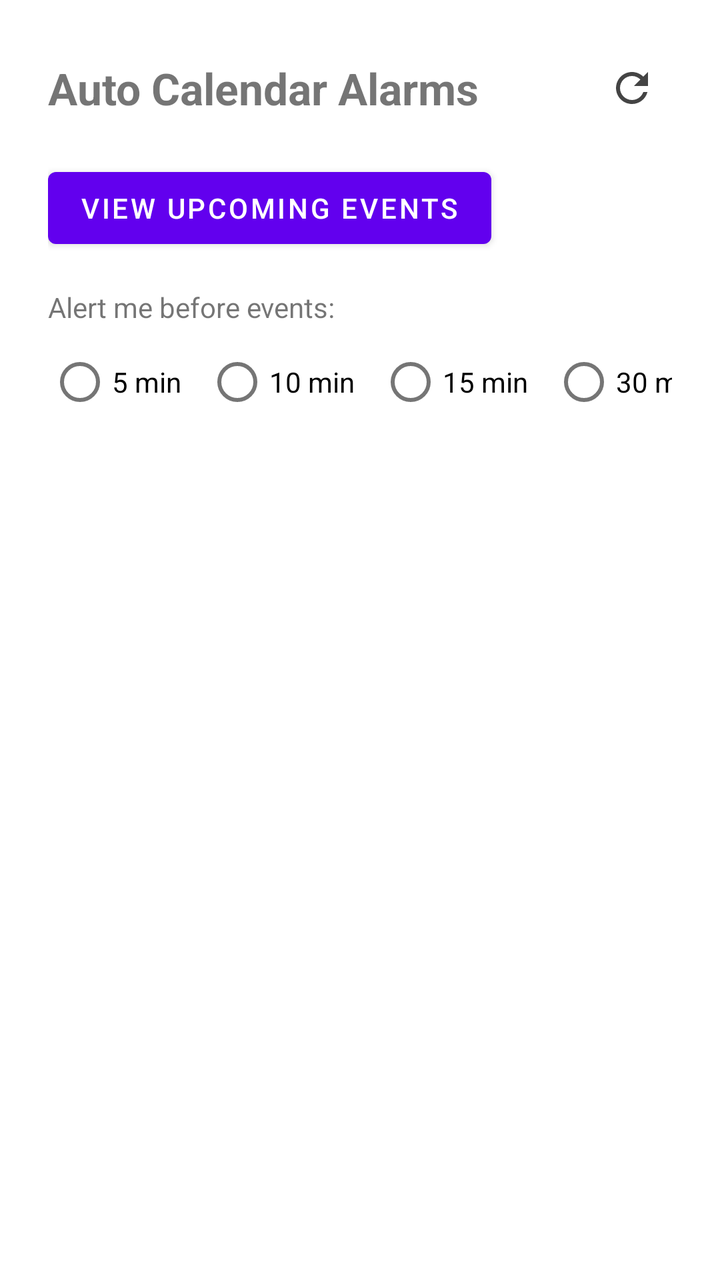
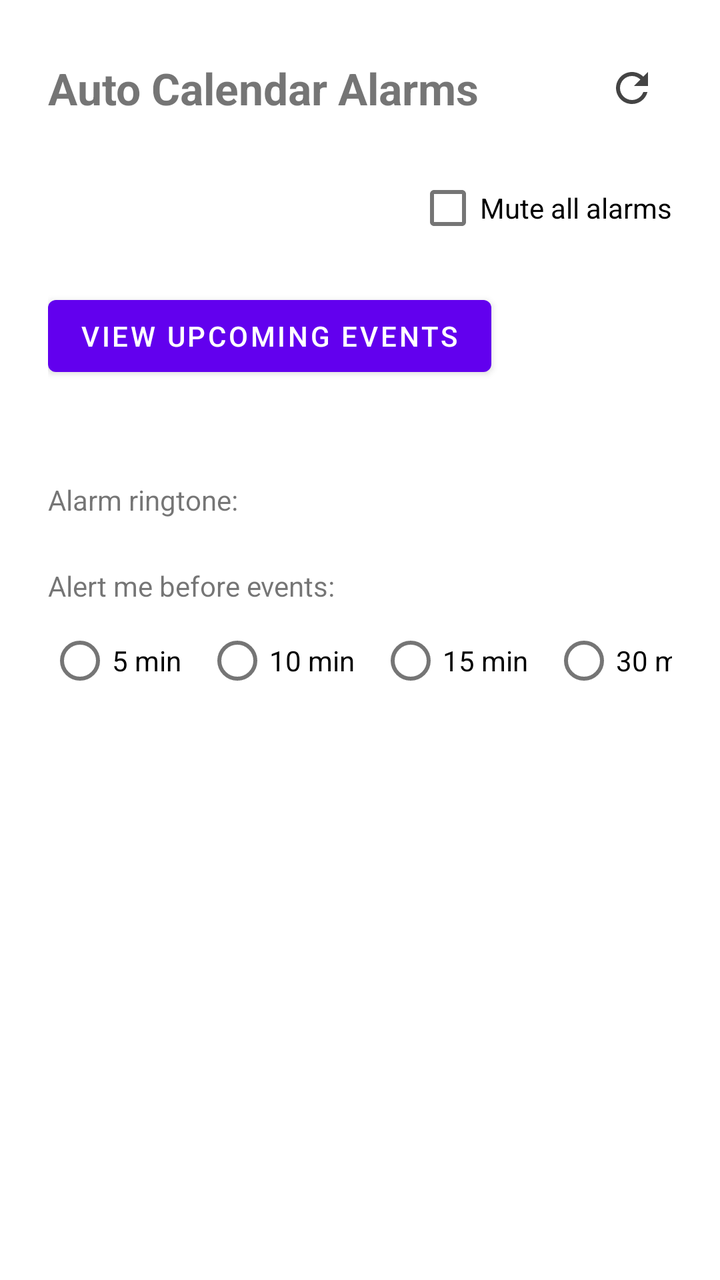

Screens rendered from an Android XML layout before and after an edit, with the pre-edit source and the edit as a unified diff.
<!-- AndroidManifest.xml: application theme Theme.AutoCalendarAlarms -->
<!-- res/layout/activity_main.xml -->
<?xml version="1.0" encoding="utf-8"?>
<LinearLayout xmlns:android="http://schemas.android.com/apk/res/android"
    android:layout_width="match_parent"
    android:layout_height="match_parent"
    android:orientation="vertical"
    android:padding="24dp">

    <LinearLayout
        android:layout_width="match_parent"
        android:layout_height="wrap_content"
        android:orientation="horizontal"
        android:gravity="center_vertical"
        android:layout_marginBottom="16dp">

        <TextView
            android:id="@+id/titleText"
            android:layout_width="0dp"
            android:layout_height="wrap_content"
            android:layout_weight="1"
            android:text="@string/app_name"
            android:textSize="22sp"
            android:textStyle="bold" />

        <ImageButton
            android:id="@+id/refreshButton"
            android:layout_width="40dp"
            android:layout_height="40dp"
            android:background="?attr/selectableItemBackgroundBorderless"
            android:contentDescription="@string/refresh_events"
            android:scaleType="center"
            android:src="@drawable/ic_refresh" />

    </LinearLayout>

    <Button
        android:id="@+id/viewEventsButton"
        android:layout_width="wrap_content"
        android:layout_height="wrap_content"
        android:text="@string/view_upcoming_events"
        android:layout_marginBottom="16dp" />

    <TextView
        android:layout_width="wrap_content"
        android:layout_height="wrap_content"
        android:text="@string/lead_time_label"
        android:textSize="14sp"
        android:layout_marginBottom="4dp" />

    <HorizontalScrollView
        android:layout_width="match_parent"
        android:layout_height="wrap_content"
        android:layout_marginBottom="16dp"
        android:scrollbars="none">

        <RadioGroup
            android:id="@+id/leadTimeGroup"
            android:layout_width="wrap_content"
            android:layout_height="wrap_content"
            android:orientation="horizontal">

            <RadioButton
                android:id="@+id/leadTime5"
                android:layout_width="wrap_content"
                android:layout_height="wrap_content"
                android:text="@string/lead_time_5" />

            <RadioButton
                android:id="@+id/leadTime10"
                android:layout_width="wrap_content"
                android:layout_height="wrap_content"
                android:layout_marginStart="12dp"
                android:text="@string/lead_time_10" />

            <RadioButton
                android:id="@+id/leadTime15"
                android:layout_width="wrap_content"
                android:layout_height="wrap_content"
                android:layout_marginStart="12dp"
                android:text="@string/lead_time_15" />

            <RadioButton
                android:id="@+id/leadTime30"
                android:layout_width="wrap_content"
                android:layout_height="wrap_content"
                android:layout_marginStart="12dp"
                android:text="@string/lead_time_30" />

            <RadioButton
                android:id="@+id/leadTime60"
                android:layout_width="wrap_content"
                android:layout_height="wrap_content"
                android:layout_marginStart="12dp"
                android:text="@string/lead_time_60" />

        </RadioGroup>

    </HorizontalScrollView>

    <TextView
        android:id="@+id/permissionText"
        android:layout_width="match_parent"
        android:layout_height="wrap_content"
        android:text="@string/calendar_permission_denied"
        android:visibility="gone" />

    <TextView
        android:id="@+id/emptyText"
        android:layout_width="match_parent"
        android:layout_height="wrap_content"
        android:text="@string/no_calendars_found"
        android:visibility="gone" />

    <androidx.recyclerview.widget.RecyclerView
        android:id="@+id/calendarList"
        android:layout_width="match_parent"
        android:layout_height="0dp"
        android:layout_weight="1" />

</LinearLayout>
<!-- resources referenced by this layout -->
<resources>
  <!-- drawable ic_refresh (drawable) -->
  <vector xmlns:android="http://schemas.android.com/apk/res/android"
      android:width="24dp"
      android:height="24dp"
      android:viewportWidth="24"
      android:viewportHeight="24">
      <path
          android:fillColor="#444444"
          android:pathData="M17.65,6.35C16.2,4.9 14.21,4 12,4c-4.42,0 -7.99,3.58 -7.99,8s3.57,8 7.99,8c3.73,0 6.84,-2.55 7.73,-6h-2.08c-0.82,2.33 -3.04,4 -5.65,4 -3.31,0 -6,-2.69 -6,-6s2.69,-6 6,-6c1.66,0 3.14,0.69 4.22,1.78L13,11h7V4l-2.35,2.35z" />
  </vector>
  <string name="app_name">Auto Calendar Alarms</string>
  <string name="calendar_permission_denied">Calendar permission is needed to show your calendars. Tap to try again.</string>
  <string name="lead_time_10">10 min</string>
  <string name="lead_time_15">15 min</string>
  <string name="lead_time_30">30 min</string>
  <string name="lead_time_5">5 min</string>
  <string name="lead_time_60">1 hour</string>
  <string name="lead_time_label">Alert me before events:</string>
  <string name="no_calendars_found">No calendars found on this device.</string>
  <string name="refresh_events">Refresh</string>
  <string name="view_upcoming_events">View upcoming events</string>
  <style name="Theme.AutoCalendarAlarms" parent="Theme.MaterialComponents.DayNight.NoActionBar">
          <item name="colorPrimary">@color/purple_500</item>
          <item name="colorPrimaryVariant">@color/purple_700</item>
          <item name="colorOnPrimary">@color/white</item>
          <item name="colorSecondary">@color/teal_200</item>
          <item name="colorSecondaryVariant">@color/teal_700</item>
          <item name="colorOnSecondary">@color/black</item>
          <item name="android:statusBarColor" tools:targetApi="l">?attr/colorPrimaryVariant</item>
      </style>
  <color name="purple_500">#FF6200EE</color>
  <color name="purple_700">#FF3700B3</color>
  <color name="white">#FFFFFFFF</color>
  <color name="teal_200">#FF03DAC5</color>
  <color name="teal_700">#FF018786</color>
  <color name="black">#FF000000</color>
</resources>

<!-- the commit's change to res/layout/activity_main.xml (unified diff, before → after) -->
@@ -32,12 +32,58 @@
 
     </LinearLayout>
 
+    <CheckBox
+        android:id="@+id/muteAllCheckBox"
+        android:layout_width="wrap_content"
+        android:layout_height="wrap_content"
+        android:layout_gravity="end"
+        android:text="@string/mute_all_label"
+        android:layout_marginBottom="16dp" />
+
     <Button
         android:id="@+id/viewEventsButton"
         android:layout_width="wrap_content"
         android:layout_height="wrap_content"
         android:text="@string/view_upcoming_events"
+        android:layout_marginBottom="8dp" />
+
+    <TextView
+        android:id="@+id/upcomingWindowText"
+        android:layout_width="wrap_content"
+        android:layout_height="wrap_content"
+        android:textSize="12sp"
+        android:textStyle="italic"
+        android:textColor="#888888"
         android:layout_marginBottom="16dp" />
+
+    <LinearLayout
+        android:id="@+id/ringtoneRow"
+        android:layout_width="match_parent"
+        android:layout_height="wrap_content"
+        android:orientation="horizontal"
+        android:gravity="center_vertical"
+        android:clickable="true"
+        android:focusable="true"
+        android:background="?attr/selectableItemBackground"
+        android:paddingTop="8dp"
+        android:paddingBottom="8dp"
+        android:layout_marginBottom="16dp">
+
+        <TextView
+            android:layout_width="wrap_content"
+            android:layout_height="wrap_content"
+            android:text="@string/ringtone_label" />
+
+        <TextView
+            android:id="@+id/ringtoneNameText"
+            android:layout_width="0dp"
+            android:layout_height="wrap_content"
+            android:layout_weight="1"
+            android:layout_marginStart="8dp"
+            android:gravity="end"
+            android:textColor="#888888" />
+
+    </LinearLayout>
 
     <TextView
         android:layout_width="wrap_content"
<!-- resource entries referenced after the edit -->
@@ -18,8 +18,10 @@
   <string name="lead_time_5">5 min</string>
   <string name="lead_time_60">1 hour</string>
   <string name="lead_time_label">Alert me before events:</string>
+  <string name="mute_all_label">Mute all alarms</string>
   <string name="no_calendars_found">No calendars found on this device.</string>
   <string name="refresh_events">Refresh</string>
+  <string name="ringtone_label">Alarm ringtone:</string>
   <string name="view_upcoming_events">View upcoming events</string>
   <style name="Theme.AutoCalendarAlarms" parent="Theme.MaterialComponents.DayNight.NoActionBar">
           <item name="colorPrimary">@color/purple_500</item>
